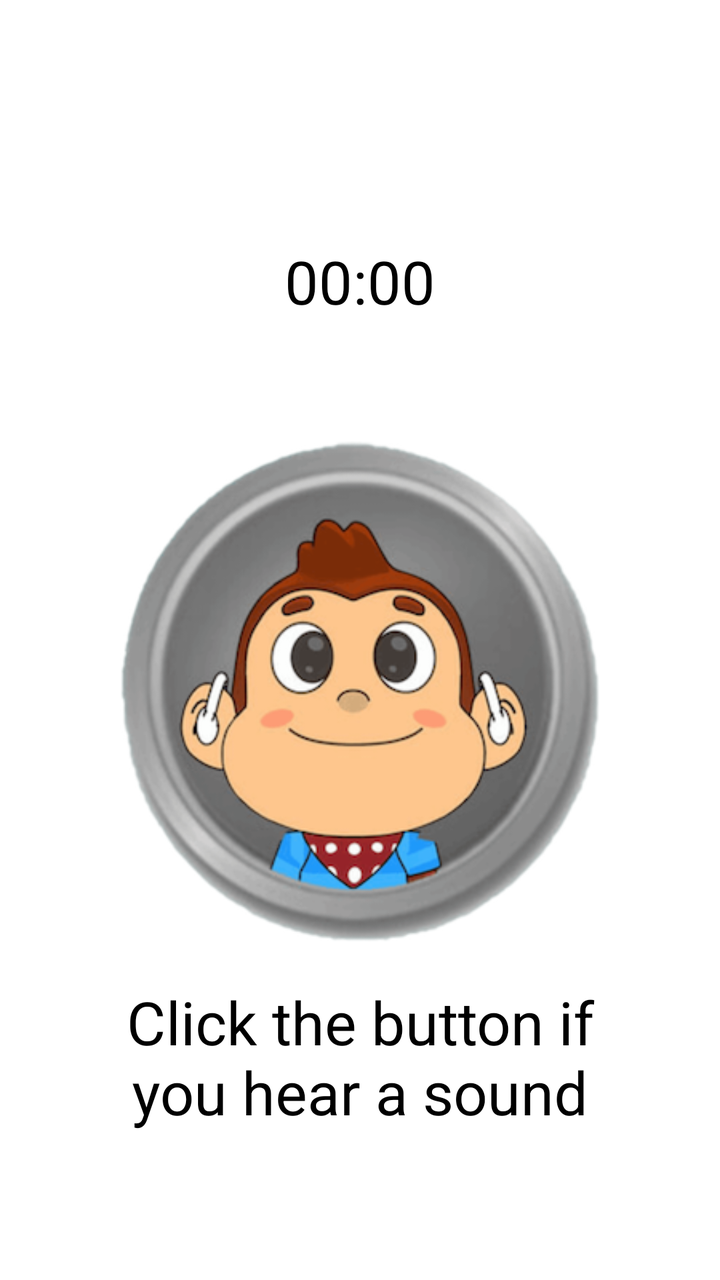
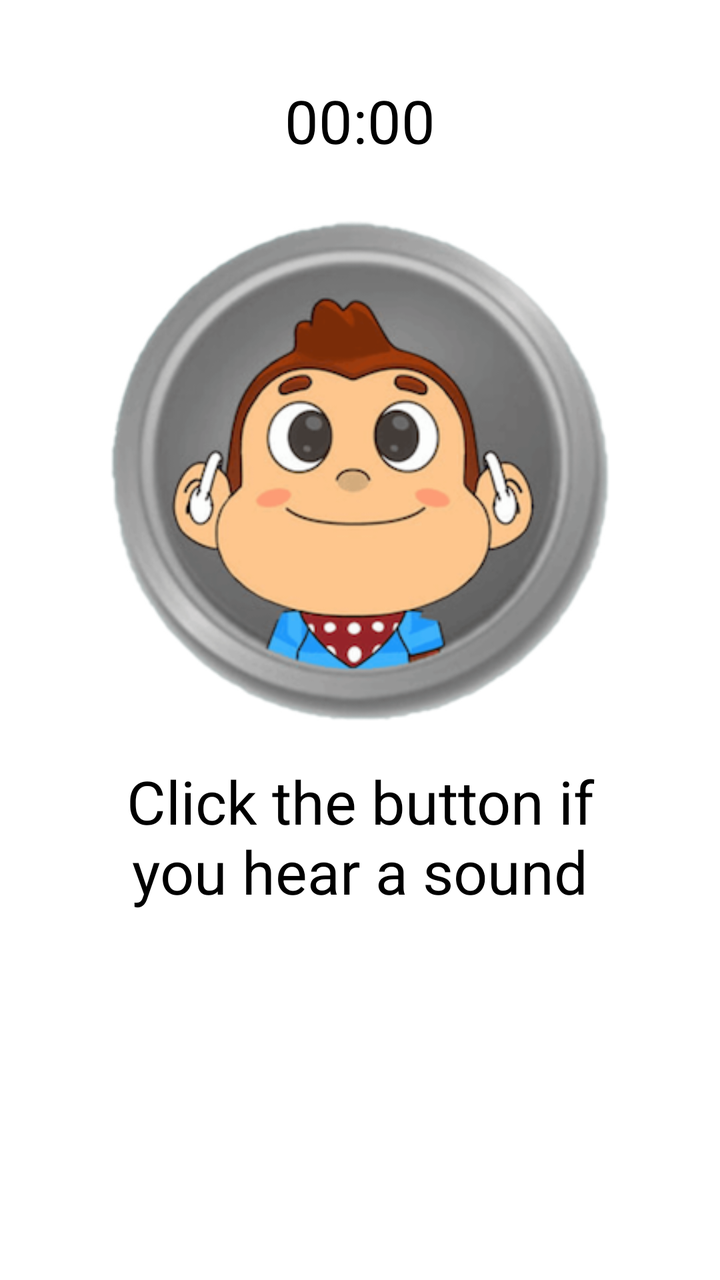

An Android layout rendered at two revisions. The XML below is the earlier revision; the diff shows what the commit changed to produce the second picture.
<!-- AndroidManifest.xml: application theme Theme.IAhead -->
<!-- res/layout/activity_starttest.xml -->
<?xml version="1.0" encoding="utf-8"?>
<RelativeLayout xmlns:android="http://schemas.android.com/apk/res/android"
    android:layout_width="match_parent"
    android:layout_height="match_parent"
    android:orientation="vertical">

    <LinearLayout
        android:layout_width="match_parent"
        android:layout_height="match_parent"
        android:orientation="vertical">

    <TextView
        android:id="@+id/tv_status"
        android:layout_width="wrap_content"
        android:layout_height="wrap_content"
        android:layout_marginLeft="40dp"
        android:layout_marginRight="40dp"
        android:text=""
        android:textSize="30dp"
        android:gravity="center_horizontal"
        android:textColor="@color/black"
        android:layout_marginTop="40dp"
        android:layout_gravity="center_horizontal"/>

    <TextView
        android:id="@+id/tvTime"
        android:layout_width="wrap_content"
        android:layout_height="wrap_content"
        android:layout_marginLeft="40dp"
        android:layout_marginRight="40dp"
        android:text="00:00"
        android:textSize="30dp"
        android:gravity="center_horizontal"
        android:textColor="@color/black"
        android:layout_marginTop="40dp"
        android:layout_gravity="center_horizontal"/>

    <ImageView
        android:id="@+id/ivHit"
        android:layout_marginTop="60dp"
        android:layout_marginRight="60dp"
        android:layout_marginLeft="60dp"
        android:background="@drawable/ongoing"
        android:layout_width="match_parent"
        android:layout_height="250dp"/>

    <TextView
        android:id="@+id/tvText"
        android:layout_width="wrap_content"
        android:layout_height="wrap_content"
        android:layout_marginLeft="40dp"
        android:layout_marginRight="40dp"
        android:text="Click the button if you hear a sound"
        android:textSize="30dp"
        android:gravity="center_horizontal"
        android:textColor="@color/black"
        android:layout_marginTop="20dp"
        android:layout_gravity="center_horizontal"/>

    <LinearLayout
        android:visibility="gone"
        android:id="@+id/llNext"
        android:layout_marginTop="30dp"
        android:layout_gravity="center_horizontal"
        android:layout_width="wrap_content"
        android:layout_height="wrap_content"
        android:background="@color/buttonblue"
        android:orientation="horizontal">

        <TextView
            android:id="@+id/tv_next"
            android:layout_marginRight="50dp"
            android:layout_marginLeft="50dp"
            android:layout_marginBottom="10dp"
            android:layout_marginTop="10dp"
            android:textStyle="bold"
            android:layout_width="wrap_content"
            android:layout_height="wrap_content"
            android:text="NEXT"
            android:textSize="30dp"
            android:textColor="@color/white"/>
    </LinearLayout>
    </LinearLayout>

    <ImageView
        android:visibility="gone"
        android:id="@+id/iv_noisy"
        android:layout_centerInParent="true"
        android:layout_width="350dp"
        android:layout_height="350dp"
        android:background="@drawable/alert"/>

</RelativeLayout>
<!-- resources referenced by this layout -->
<resources>
  <color name="black">#FF000000</color>
  <color name="buttonblue">#4498f7</color>
  <color name="white">#FFFFFFFF</color>
  <!-- drawable alert: png bitmap (drawable, 91112 bytes) -->
  <!-- drawable ongoing: png bitmap (drawable, 116205 bytes) -->
  <style name="Theme.IAhead" parent="Theme.MaterialComponents.DayNight.NoActionBar">
          
          <item name="colorPrimary">@color/purple_500</item>
          <item name="colorPrimaryVariant">@color/purple_700</item>
          <item name="colorOnPrimary">@color/white</item>
          
          <item name="colorSecondary">@color/teal_200</item>
          <item name="colorSecondaryVariant">@color/teal_700</item>
          <item name="colorOnSecondary">@color/black</item>
          
          <item name="android:statusBarColor">?attr/colorPrimaryVariant</item>
          
      </style>
  <color name="purple_500">#FF6200EE</color>
  <color name="purple_700">#FF3700B3</color>
  <color name="teal_200">#FF03DAC5</color>
  <color name="teal_700">#FF018786</color>
</resources>

<!-- the commit's change to res/layout/activity_starttest.xml (unified diff, before → after) -->
@@ -1,26 +1,8 @@
 <?xml version="1.0" encoding="utf-8"?>
-<RelativeLayout xmlns:android="http://schemas.android.com/apk/res/android"
+<LinearLayout xmlns:android="http://schemas.android.com/apk/res/android"
     android:layout_width="match_parent"
     android:layout_height="match_parent"
     android:orientation="vertical">
-
-    <LinearLayout
-        android:layout_width="match_parent"
-        android:layout_height="match_parent"
-        android:orientation="vertical">
-
-    <TextView
-        android:id="@+id/tv_status"
-        android:layout_width="wrap_content"
-        android:layout_height="wrap_content"
-        android:layout_marginLeft="40dp"
-        android:layout_marginRight="40dp"
-        android:text=""
-        android:textSize="30dp"
-        android:gravity="center_horizontal"
-        android:textColor="@color/black"
-        android:layout_marginTop="40dp"
-        android:layout_gravity="center_horizontal"/>
 
     <TextView
         android:id="@+id/tvTime"
@@ -37,11 +19,10 @@
 
     <ImageView
         android:id="@+id/ivHit"
-        android:layout_marginTop="60dp"
-        android:layout_marginRight="60dp"
-        android:layout_marginLeft="60dp"
+        android:layout_marginTop="30dp"
         android:background="@drawable/ongoing"
-        android:layout_width="match_parent"
+        android:layout_gravity="center_horizontal"
+        android:layout_width="250dp"
         android:layout_height="250dp"/>
 
     <TextView
@@ -60,7 +41,7 @@
     <LinearLayout
         android:visibility="gone"
         android:id="@+id/llNext"
-        android:layout_marginTop="30dp"
+        android:layout_marginTop="40dp"
         android:layout_gravity="center_horizontal"
         android:layout_width="wrap_content"
         android:layout_height="wrap_content"
@@ -80,14 +61,4 @@
             android:textSize="30dp"
             android:textColor="@color/white"/>
     </LinearLayout>
-    </LinearLayout>
-
-    <ImageView
-        android:visibility="gone"
-        android:id="@+id/iv_noisy"
-        android:layout_centerInParent="true"
-        android:layout_width="350dp"
-        android:layout_height="350dp"
-        android:background="@drawable/alert"/>
-
-</RelativeLayout>
+</LinearLayout>
<!-- resource entries referenced after the edit -->
@@ -3,7 +3,6 @@
   <color name="black">#FF000000</color>
   <color name="buttonblue">#4498f7</color>
   <color name="white">#FFFFFFFF</color>
-  <!-- drawable alert: png bitmap (drawable, 91112 bytes) -->
   <!-- drawable ongoing: png bitmap (drawable, 116205 bytes) -->
   <style name="Theme.IAhead" parent="Theme.MaterialComponents.DayNight.NoActionBar">
           
